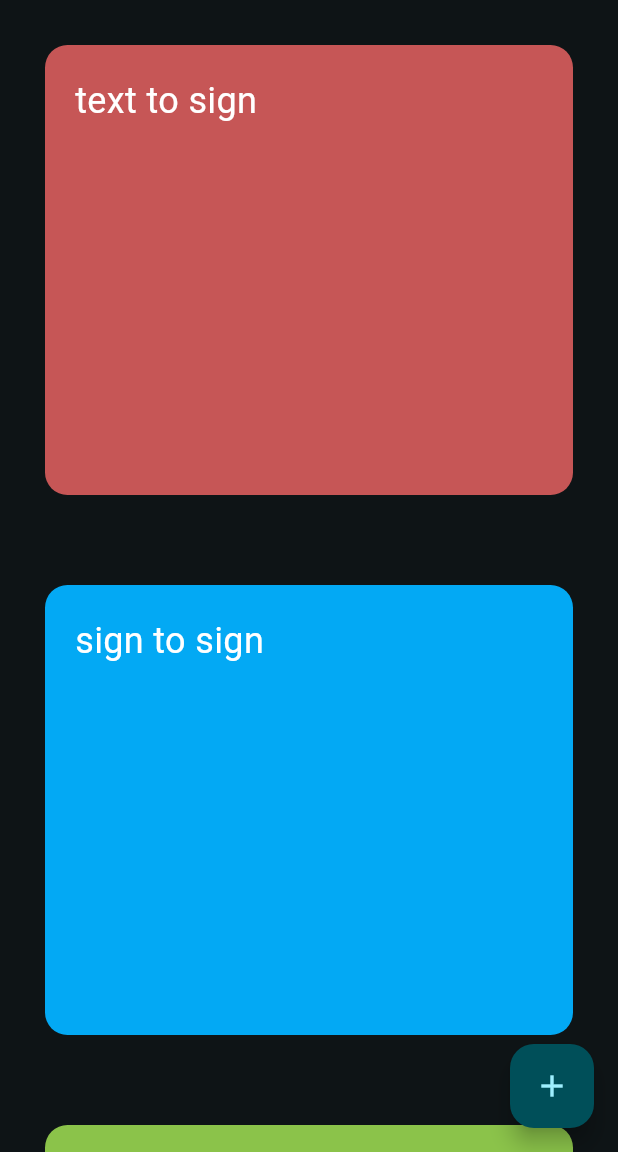
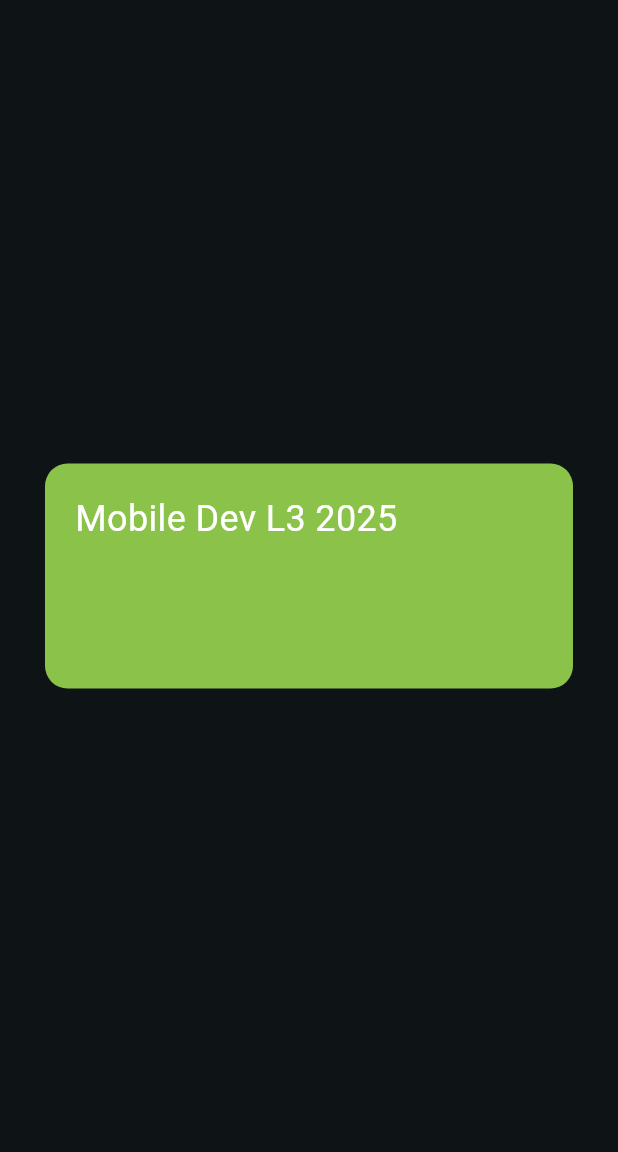
Before and after one commit to Islamlogbibi/flutter, a Flutter app: the screen it shows after launch, on a phone screen of 412 x 824 dp, the part 84-1236 px from its top. Run offline on Flutter 3.47's test engine with Material 3 defaults, Android fonts, the phone set to English and light mode, and no system bars.

Commit message:
first tp

```diff
--- a/lib/main.dart
+++ b/lib/main.dart
@@ -53,47 +53,50 @@ class _MyHomePageState extends State<MyHomePage> {
       body: Center(
 
         child: Column(
+
+          mainAxisAlignment: MainAxisAlignment.spaceEvenly,
           children: [
-            Container(
-              height: 300.0,
-              width: double.infinity,
-              margin: EdgeInsets.all(30.0),
-              padding: EdgeInsets.all(20.0),
-              decoration: BoxDecoration(
-                borderRadius: BorderRadius.circular(15.0),
-                color: const Color.fromARGB(255, 198, 86, 86),
-              ),
-              child: Text(
-                'text to sign',
-                style: TextStyle(
-                  fontSize: 24,
-                  color: Colors.white
-                ),
-              ),
+
+            // Container(
+            //   height: 150.0,
+            //   width: double.infinity,
+            //   margin: EdgeInsets.all(30.0),
+            //   padding: EdgeInsets.all(20.0),
+            //   decoration: BoxDecoration(
+            //     borderRadius: BorderRadius.circular(15.0),
+            //     color: const Color.fromARGB(255, 198, 86, 86),
+            //   ),
+            //   child: Text(
+            //     'text to sign',
+            //     style: TextStyle(
+            //       fontSize: 24,
+            //       color: Colors.white
+            //     ),
+            //   ),
 
 
-            ),
-            Container(
-              height: 300.0,
-              width: double.infinity,
-              margin: EdgeInsets.all(30.0),
-              padding: EdgeInsets.all(20.0),
-              decoration: BoxDecoration(
-                borderRadius: BorderRadius.circular(15.0),
-                color: Colors.lightBlue,
-              ),
-              child: Text(
-                'sign to sign',
-                style: TextStyle(
-                  fontSize: 24,
-                  color: Colors.white
-                ),
-              ),
+            // ),
+            // Container(
+            //   height: 150.0,
+            //   width: double.infinity,
+            //   margin: EdgeInsets.all(30.0),
+            //   padding: EdgeInsets.all(20.0),
+            //   decoration: BoxDecoration(
+            //     borderRadius: BorderRadius.circular(15.0),
+            //     color: Colors.lightBlue,
+            //   ),
+            //   child: Text(
+            //     'sign to sign',
+            //     style: TextStyle(
+            //       fontSize: 24,
+            //       color: Colors.white
+            //     ),
+            //   ),
 
 
-            ),
+            // ),
             Container(
-              height: 300.0,
+              height: 150.0,
               width: double.infinity,
               margin: EdgeInsets.all(30.0),
               padding: EdgeInsets.all(20.0),
@@ -102,7 +105,7 @@ class _MyHomePageState extends State<MyHomePage> {
                 color: Colors.lightGreen,
               ),
               child: Text(
-                'sign to text',
+                'Mobile Dev L3 2025',
                 style: TextStyle(
                   fontSize: 24,
                   color: Colors.white
@@ -114,11 +117,13 @@ class _MyHomePageState extends State<MyHomePage> {
           ],
         ),
       ),
-      floatingActionButton: FloatingActionButton(
-        onPressed: _incrementCounter,
-        tooltip: 'Increment',
-        child: const Icon(Icons.add),
-      ),
+      // floatingActionButton: FloatingActionButton(
+      //   onPressed: _incrementCounter,
+      //   tooltip: 'Increment',
+      //   child: const Icon(Icons.add),
+      // ),
     );
   }
 }
+
+//
```
